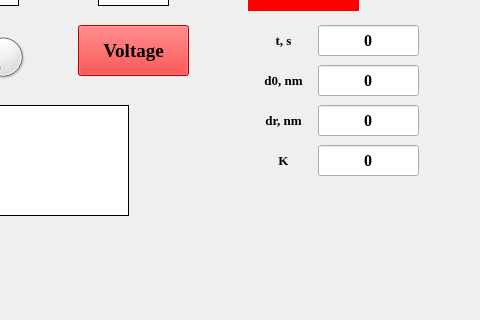
Qt form magnetron/qt_ui/dialog_sputtering.ui (VacuumLabsProject/project) before a commit; both pictures show x 122 to 602 and y 85 to 405 of the 602 by 563 pixel window.
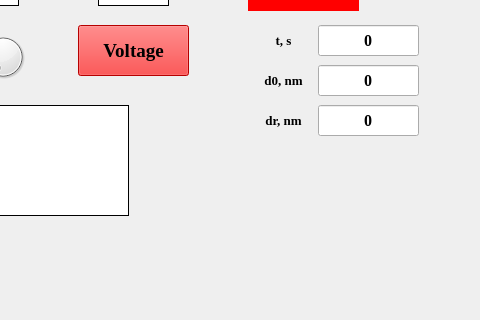
The same form after that commit. Icons and pictures are not drawn.

Commit message: fix some bugs in sputtering and magnetron labs

What changed in the file:
```diff
--- a/magnetron/qt_ui/dialog_sputtering.ui
+++ b/magnetron/qt_ui/dialog_sputtering.ui
@@ -129,30 +129,6 @@
     <set>Qt::AlignCenter</set>
    </property>
   </widget>
-  <widget class="QLabel" name="k_label">
-   <property name="geometry">
-    <rect>
-     <x>370</x>
-     <y>230</y>
-     <width>71</width>
-     <height>31</height>
-    </rect>
-   </property>
-   <property name="font">
-    <font>
-     <family>Times New Roman</family>
-     <pointsize>10</pointsize>
-     <weight>75</weight>
-     <bold>true</bold>
-    </font>
-   </property>
-   <property name="text">
-    <string>K</string>
-   </property>
-   <property name="alignment">
-    <set>Qt::AlignCenter</set>
-   </property>
-  </widget>
   <widget class="QLabel" name="x100">
    <property name="geometry">
     <rect>
@@ -526,30 +502,6 @@
     <set>Qt::AlignCenter</set>
    </property>
   </widget>
-  <widget class="QLineEdit" name="K0">
-   <property name="geometry">
-    <rect>
-     <x>440</x>
-     <y>230</y>
-     <width>101</width>
-     <height>31</height>
-    </rect>
-   </property>
-   <property name="font">
-    <font>
-     <family>Times New Roman</family>
-     <pointsize>12</pointsize>
-     <weight>75</weight>
-     <bold>true</bold>
-    </font>
-   </property>
-   <property name="text">
-    <string>0</string>
-   </property>
-   <property name="alignment">
-    <set>Qt::AlignCenter</set>
-   </property>
-  </widget>
   <widget class="QLineEdit" name="time_value">
    <property name="geometry">
     <rect>
```
The commit also changes 7 other files.
